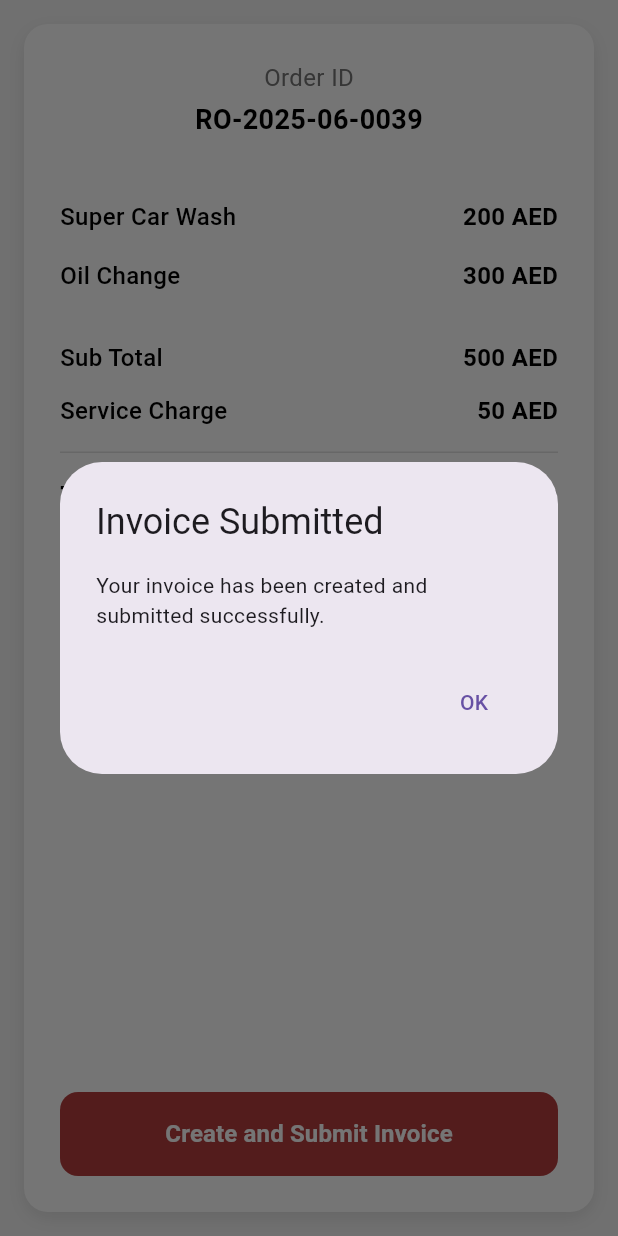
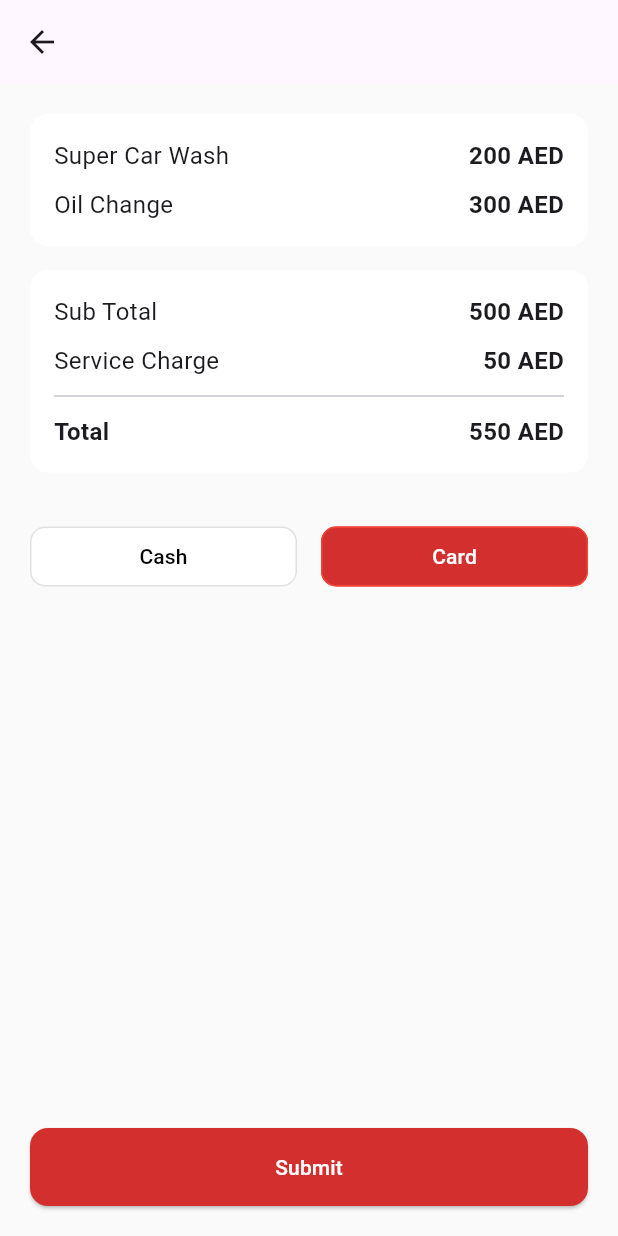
Before and after one commit to teambackoffice/Champion_Car_Wash_App, a Flutter app: the CreateInvoicePage screen opened directly, after a tap on "Create and Submit Invoice", on a phone screen of 412 x 824 dp. Run offline on Flutter 3.47's test engine with Material 3 defaults, Android fonts, the phone set to English and light mode, and no system bars; our stand-ins replace camera, permission_handler, qr_flutter.

Commit message:
Create Invoice Page Completed

```diff
--- a/lib/view/bottom_nav/homepage/service_completed/payment_due/create_invoice.dart
+++ b/lib/view/bottom_nav/homepage/service_completed/payment_due/create_invoice.dart
@@ -1,7 +1,21 @@
+import 'package:champion_car_wash_app/view/bottom_nav/homepage/service_completed/payment_due/invoice_submit.dart';
 import 'package:flutter/material.dart';
 
 class CreateInvoicePage extends StatelessWidget {
   const CreateInvoicePage({Key? key}) : super(key: key);
+
+  // Sample data for services
+  final List<Map<String, dynamic>> services = const [
+    {'name': 'Super Car Wash', 'price': 200},
+    {'name': 'Oil Change', 'price': 300},
+    {'name': 'Tire Rotation', 'price': 150},
+    {'name': 'Brake Inspection', 'price': 100},
+  ];
+
+  // Calculate totals
+  double get subtotal => services.fold(0, (sum, service) => sum + service['price']);
+  double get serviceCharge => 50;
+  double get total => subtotal + serviceCharge;
 
   @override
   Widget build(BuildContext context) {
@@ -12,65 +26,92 @@ class CreateInvoicePage extends StatelessWidget {
           padding: const EdgeInsets.all(16.0),
           child: Column(
             children: [
-              Expanded(
-                child: Container(
-                  width: double.infinity,
-                  decoration: BoxDecoration(
-                    color: Colors.white,
-                    borderRadius: BorderRadius.circular(16),
-                    boxShadow: [
-                      BoxShadow(
-                        color: Colors.black.withOpacity(0.1),
-                        blurRadius: 10,
-                        offset: const Offset(0, 4),
-                      ),
-                    ],
-                  ),
-                  child: Padding(
-                    padding: const EdgeInsets.all(24.0),
-                    child: Column(
-                      crossAxisAlignment: CrossAxisAlignment.start,
-                      children: [
-                        // Order ID Section
-                        Center(
-                          child: Column(
+              // Order ID Container
+              Column(
                 children: [
                   Text(
                     'Order ID',
                     style: TextStyle(
                       fontSize: 16,
-                                  color: Colors.grey[600],
-                                  fontWeight: FontWeight.w400,
+                      color: Colors.black,
+                      fontWeight: FontWeight.bold,
                     ),
                   ),
-                              const SizedBox(height: 4),
+                  const SizedBox(height: 8),
                   const Text(
                     'RO-2025-06-0039',
                     style: TextStyle(
-                                  fontSize: 18,
+                      fontSize: 20,
                       fontWeight: FontWeight.w600,
                       color: Colors.black,
                     ),
                   ),
                 ],
               ),
+
+              const SizedBox(height: 16),
+
+              // Services ListView Container
+              Container(
+                height: 300, // Fixed height for services list
+                width: double.infinity,
+                decoration: BoxDecoration(
+                  color: Colors.white,
+                  borderRadius: BorderRadius.circular(16),
+                ),
+                child: ListView.builder(
+                  padding: const EdgeInsets.all(24.0),
+                  itemCount: services.length,
+                  itemBuilder: (context, index) {
+                    final service = services[index];
+                    return Padding(
+                      padding: EdgeInsets.only(
+                        bottom: index == services.length - 1 ? 0 : 16,
+                      ),
+                      child: Row(
+                        mainAxisAlignment: MainAxisAlignment.spaceBetween,
+                        children: [
+                          Text(
+                            service['name'],
+                            style: const TextStyle(
+                              fontSize: 16,
+                              fontWeight: FontWeight.w500,
+                              color: Colors.black,
+                            ),
+                          ),
+                          Text(
+                            '${service['price']} AED',
+                            style: const TextStyle(
+                              fontSize: 16,
+                              fontWeight: FontWeight.w600,
+                              color: Colors.black,
+                            ),
+                          ),
+                        ],
+                      ),
+                    );
+                  },
+                ),
               ),
 
-                        const SizedBox(height: 40),
+              const SizedBox(height: 16),
 
-                        // Services Section
-                        _buildServiceRow('Super Car Wash', '200 AED'),
+              // Summary Container
+              Container(
+                width: double.infinity,
+                padding: const EdgeInsets.all(24.0),
+                decoration: BoxDecoration(
+                  color: Colors.white,
+                  borderRadius: BorderRadius.circular(16),
+                ),
+                child: Column(
+                  children: [
+                    // Subtotal
+                    _buildSummaryRow('Sub Total', '${subtotal.toInt()} AED', false),
                     const SizedBox(height: 16),
-                        _buildServiceRow('Oil Change', '300 AED'),
-
-                        const SizedBox(height: 32),
-
-                        // Subtotal
-                        _buildSummaryRow('Sub Total', '500 AED', false),
-                        const SizedBox(height: 12),
 
                     // Service Charge
-                        _buildSummaryRow('Service Charge', '50 AED', false),
+                    _buildSummaryRow('Service Charge', '${serviceCharge.toInt()} AED', false),
                     const SizedBox(height: 16),
 
                     // Divider
@@ -81,23 +122,29 @@ class CreateInvoicePage extends StatelessWidget {
                     const SizedBox(height: 16),
 
                     // Total
-                        _buildSummaryRow('Total', '550 AED', true),
+                    _buildSummaryRow('Total', '${total.toInt()} AED', true),
+                  ],
+                ),
+              ),
 
               const Spacer(),
 
-                        // Submit Button
-                        SizedBox(
+              const SizedBox(height: 16),
+
+              // Submit Button - Separate at bottom
+              Container(
                 width: double.infinity,
-                          height: 56,
+                padding: const EdgeInsets.symmetric(horizontal: 16, vertical: 12),
                 child: ElevatedButton(
                   onPressed: () {
                     // Handle submit action
-                              _submitInvoice(context);
+                  Navigator.push(context, MaterialPageRoute(builder: (context)=>InvoiceSubmitPage()));
                   },
                   style: ElevatedButton.styleFrom(
                     backgroundColor: const Color(0xFFB53E3E),
                     foregroundColor: Colors.white,
                     elevation: 0,
+                    padding: const EdgeInsets.symmetric(vertical: 16),
                     shape: RoundedRectangleBorder(
                       borderRadius: BorderRadius.circular(12),
                     ),
@@ -115,35 +162,6 @@ class CreateInvoicePage extends StatelessWidget {
           ),
         ),
       ),
-              ),
-            ],
-          ),
-        ),
-      ),
-    );
-  }
-
-  Widget _buildServiceRow(String service, String price) {
-    return Row(
-      mainAxisAlignment: MainAxisAlignment.spaceBetween,
-      children: [
-        Text(
-          service,
-          style: const TextStyle(
-            fontSize: 16,
-            fontWeight: FontWeight.w500,
-            color: Colors.black,
-          ),
-        ),
-        Text(
-          price,
-          style: const TextStyle(
-            fontSize: 16,
-            fontWeight: FontWeight.w600,
-            color: Colors.black,
-          ),
-        ),
-      ],
     );
   }
 
@@ -171,24 +189,5 @@ class CreateInvoicePage extends StatelessWidget {
     );
   }
 
-  void _submitInvoice(BuildContext context) {
-    // Show confirmation dialog
-    showDialog(
-      context: context,
-      builder: (BuildContext context) {
-        return AlertDialog(
-          title: const Text('Invoice Submitted'),
-          content: const Text('Your invoice has been created and submitted successfully.'),
-          actions: [
-            TextButton(
-              onPressed: () {
-                Navigator.of(context).pop();
-              },
-              child: const Text('OK'),
-            ),
-          ],
-        );
-      },
-    );
+
 }
-}
--- /dev/null
+++ b/lib/view/bottom_nav/homepage/service_completed/payment_due/invoice_submit.dart
@@ -0,0 +1,191 @@
+import 'package:champion_car_wash_app/view/bottom_nav/homepage/service_completed/payment_due/payment_success.dart';
+import 'package:flutter/material.dart';
+
+class InvoiceSubmitPage extends StatefulWidget {
+  const InvoiceSubmitPage({super.key});
+
+  @override
+  State<InvoiceSubmitPage> createState() => _InvoiceSubmitPageState();
+}
+
+class _InvoiceSubmitPageState extends State<InvoiceSubmitPage> {
+  String selectedPaymentMethod = 'Card';
+
+  @override
+  Widget build(BuildContext context) {
+    return Scaffold(
+      appBar: AppBar(),
+      backgroundColor: const Color(0xFFF9FAF9),
+      body: SafeArea(
+        child: Padding(
+          padding: const EdgeInsets.all(20),
+          child: Column(
+            children: [
+              _buildServiceCard(),
+              const SizedBox(height: 16),
+              _buildTotalCard(),
+              const SizedBox(height: 32),
+              _buildPaymentOptions(),
+              const Spacer(),
+              _buildSubmitButton(),
+            ],
+          ),
+        ),
+      ),
+    );
+  }
+
+  Widget _buildServiceCard() {
+    return Container(
+      padding: const EdgeInsets.all(16),
+      decoration: BoxDecoration(
+        color: Colors.white,
+        borderRadius: BorderRadius.circular(12),
+      ),
+      child: Column(
+        children: const [
+          _ServiceItem(title: 'Super Car Wash', amount: '200 AED'),
+          SizedBox(height: 10),
+          _ServiceItem(title: 'Oil Change', amount: '300 AED'),
+        ],
+      ),
+    );
+  }
+
+  Widget _buildTotalCard() {
+    return Container(
+      padding: const EdgeInsets.all(16),
+      decoration: BoxDecoration(
+        color: Colors.white,
+        borderRadius: BorderRadius.circular(12),
+      ),
+      child: Column(
+        children: const [
+          _ServiceItem(title: 'Sub Total', amount: '500 AED'),
+          SizedBox(height: 10),
+          _ServiceItem(title: 'Service Charge', amount: '50 AED'),
+          Divider(height: 24),
+          _ServiceItem(title: 'Total', amount: '550 AED', isBold: true),
+        ],
+      ),
+    );
+  }
+
+  Widget _buildPaymentOptions() {
+    return Row(
+      children: [
+        Expanded(
+          child: OutlinedButton(
+            onPressed: () => _selectPaymentMethod('Cash'),
+            style: OutlinedButton.styleFrom(
+              side: BorderSide(
+                color: selectedPaymentMethod == 'Cash'
+                    ? Colors.red
+                    : Colors.grey.shade300,
+              ),
+              shape: RoundedRectangleBorder(
+                borderRadius: BorderRadius.circular(10),
+              ),
+              foregroundColor: selectedPaymentMethod == 'Cash'
+                  ? Color(0xFFD32F2F)
+                  : Colors.black,
+              backgroundColor: selectedPaymentMethod == 'Cash'
+                  ? Color(0xFFD32F2F)
+                  : Colors.white,
+            ),
+            child:  Text('Cash',style: TextStyle(color:selectedPaymentMethod == 'Cash'? Colors.white : Colors.black),),
+          ),
+        ),
+        const SizedBox(width: 16),
+        Expanded(
+          child: OutlinedButton(
+            onPressed: () => _selectPaymentMethod('Card'),
+            style: OutlinedButton.styleFrom(
+              side: BorderSide(
+                color: selectedPaymentMethod == 'Card'
+                    ? Colors.red
+                    : Colors.grey.shade300,
+              ),
+              shape: RoundedRectangleBorder(
+                borderRadius: BorderRadius.circular(10),
+              ),
+              foregroundColor: selectedPaymentMethod == 'Card'
+                  ? Color(0xFFD32F2F)
+                  : Colors.black,
+              backgroundColor: selectedPaymentMethod == 'Card'
+                  ? Color(0xFFD32F2F)
+                  : Colors.white,
+            ),
+            child:  Text('Card',style: TextStyle(color:selectedPaymentMethod == 'Card'? Colors.white : Colors.black)),
+          ),
+        ),
+      ],
+    );
+  }
+
+  void _selectPaymentMethod(String method) {
+    setState(() {
+      selectedPaymentMethod = method;
+    });
+
+    // Optional: Show a brief confirmation
+    ScaffoldMessenger.of(context).showSnackBar(
+      SnackBar(
+        content: Text('Payment method selected: $method'),
+        duration: const Duration(seconds: 1),
+      ),
+    );
+  }
+
+  Widget _buildSubmitButton() {
+    return SizedBox(
+      width: double.infinity,
+      child: ElevatedButton(
+        onPressed: _handleSubmit,
+        style: ElevatedButton.styleFrom(
+          backgroundColor: Color(0xFFD32F2F),
+          foregroundColor: Colors.white,
+          padding: const EdgeInsets.symmetric(vertical: 16),
+          shape: RoundedRectangleBorder(
+            borderRadius: BorderRadius.circular(12),
+          ),
+        ),
+        child: const Text('Submit'),
+      ),
+    );
+  }
+
+  void _handleSubmit() {
+    // Handle submission based on payment method
+     Navigator.push(context, MaterialPageRoute(builder: (context) => PaymentSuccessScreen()));
+  }
+
+
+}
+
+class _ServiceItem extends StatelessWidget {
+  final String title;
+  final String amount;
+  final bool isBold;
+
+  const _ServiceItem({
+    required this.title,
+    required this.amount,
+    this.isBold = false,
+  });
+
+  @override
+  Widget build(BuildContext context) {
+    final style = TextStyle(
+      fontWeight: isBold ? FontWeight.bold : FontWeight.normal,
+      fontSize: 16,
+    );
+    return Row(
+      mainAxisAlignment: MainAxisAlignment.spaceBetween,
+      children: [
+        Text(title, style: style),
+        Text(amount, style: style.copyWith(fontWeight: FontWeight.bold)),
+      ],
+    );
+  }
+}
--- a/lib/view/bottom_nav/homepage/service_completed/payment_due/payment_due.dart
+++ b/lib/view/bottom_nav/homepage/service_completed/payment_due/payment_due.dart
@@ -219,7 +219,7 @@ class ServiceCard extends StatelessWidget {
                     );
                   },
                   style: ElevatedButton.styleFrom(
-                    backgroundColor: Colors.red[600],
+                    backgroundColor: Color(0xFFD32F2F),
                     foregroundColor: Colors.white,
                     padding: EdgeInsets.symmetric(vertical: 12),
                     shape: RoundedRectangleBorder(
```
Also changed, not shown: lib/view/bottom_nav/homepage/service_completed/payment_due/payment_success.dart (added, +146 -0 lines). Lines whose indentation alone changed are shown as unchanged.
